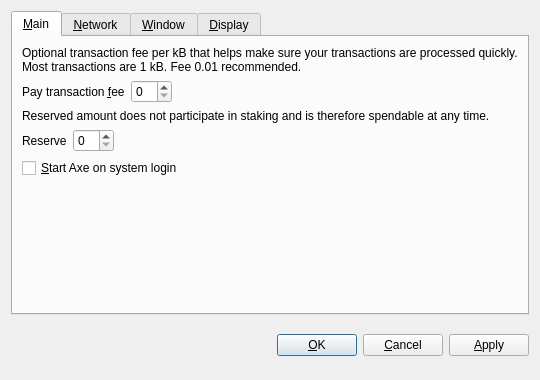
First picture: the form in src/qt/forms/optionsdialog.ui, repository AXErunners/axe, before the edit.
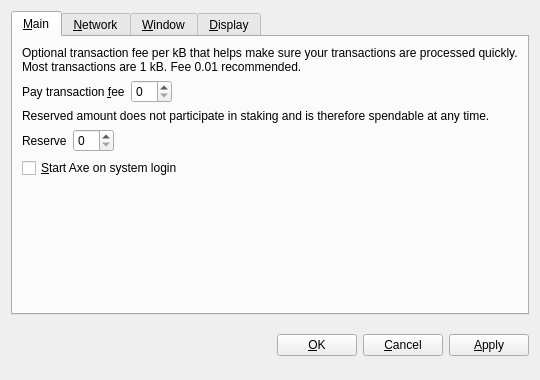
Second picture: the form after the edit. Custom widgets are drawn as their Qt base class.

Commit message: options window type QWidget

What changed in the file:
```diff
--- a/src/qt/forms/optionsdialog.ui
+++ b/src/qt/forms/optionsdialog.ui
@@ -1,7 +1,7 @@
 <?xml version="1.0" encoding="UTF-8"?>
 <ui version="4.0">
  <class>OptionsDialog</class>
- <widget class="QDialog" name="OptionsDialog">
+ <widget class="QWidget" name="OptionsDialog">
   <property name="geometry">
    <rect>
     <x>0</x>
```
Left out of the diff: 3 changed lines with no effect on the pictures. The commit also changes 4 other files.
